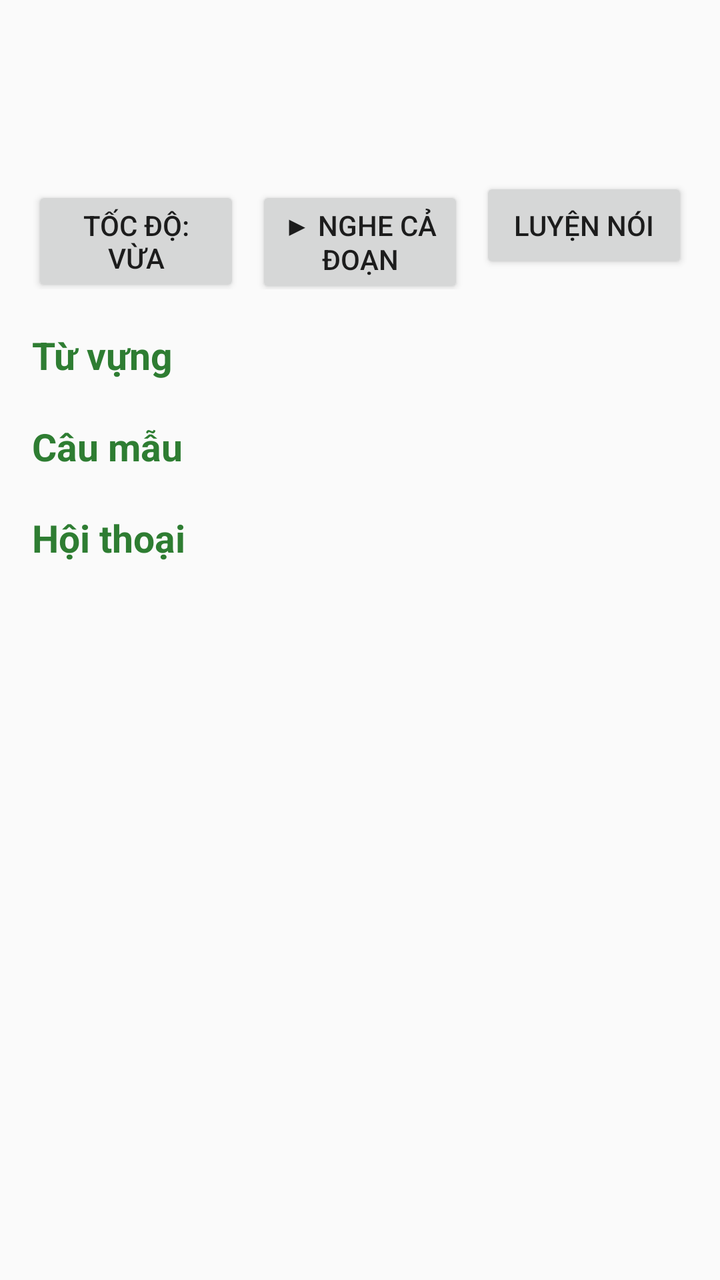
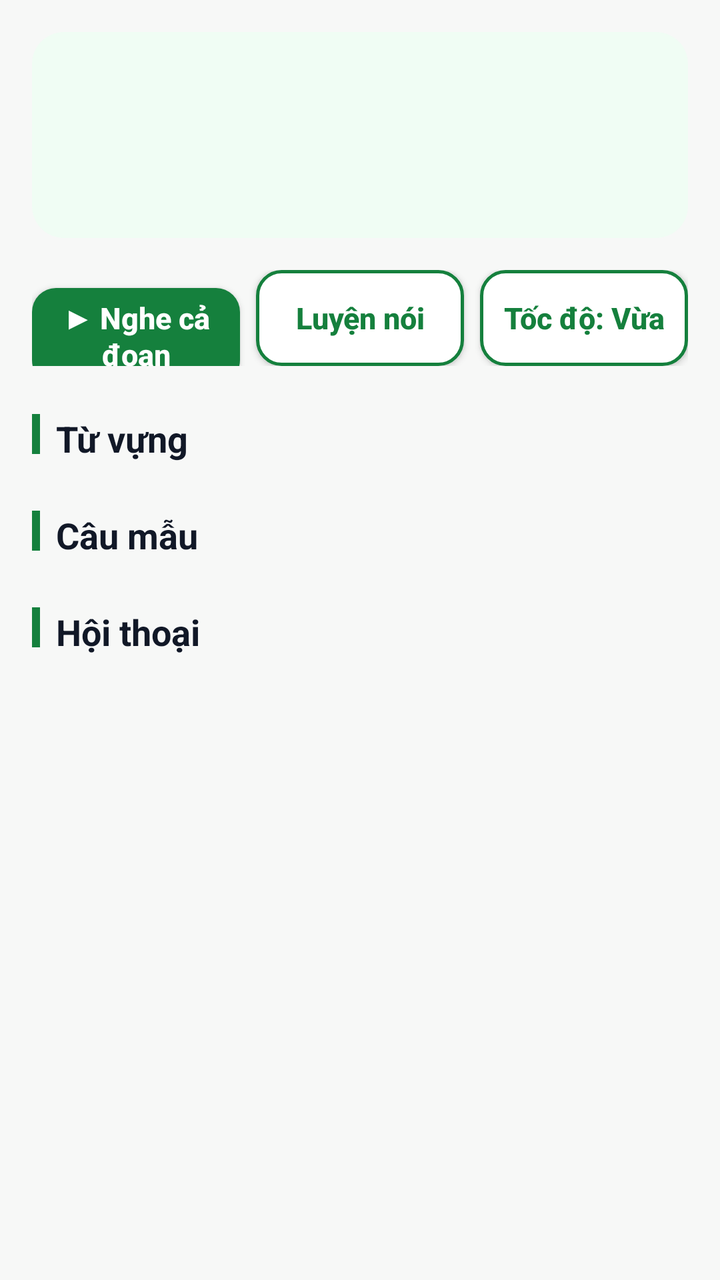

Compare the two renders of this Android layout. The source of the first and the diff that turns it into the second are given below.
<!-- AndroidManifest.xml: application theme Theme.HocTiengTrung -->
<!-- res/layout/activity_lesson.xml -->
<?xml version="1.0" encoding="utf-8"?>
<ScrollView xmlns:android="http://schemas.android.com/apk/res/android"
    android:layout_width="match_parent"
    android:layout_height="match_parent">

    <LinearLayout
        android:layout_width="match_parent"
        android:layout_height="wrap_content"
        android:orientation="vertical"
        android:padding="16dp">

        <TextView
            android:id="@+id/lesson_title"
            android:layout_width="match_parent"
            android:layout_height="wrap_content"
            android:textSize="26sp"
            android:textStyle="bold" />

        <TextView
            android:id="@+id/lesson_title_vi"
            android:layout_width="match_parent"
            android:layout_height="wrap_content"
            android:layout_marginTop="4dp"
            android:textColor="#666666"
            android:textSize="16sp" />

        <LinearLayout
            android:layout_width="match_parent"
            android:layout_height="wrap_content"
            android:layout_marginTop="12dp"
            android:orientation="horizontal">

            <Button
                android:id="@+id/btn_speed"
                android:layout_width="0dp"
                android:layout_height="wrap_content"
                android:layout_weight="1"
                android:text="Tốc độ: Vừa" />

            <Button
                android:id="@+id/btn_play_all"
                android:layout_width="0dp"
                android:layout_height="wrap_content"
                android:layout_marginStart="8dp"
                android:layout_weight="1"
                android:text="▶ Nghe cả đoạn" />

            <Button
                android:id="@+id/btn_practice"
                android:layout_width="0dp"
                android:layout_height="wrap_content"
                android:layout_marginStart="8dp"
                android:layout_weight="1"
                android:text="Luyện nói" />
        </LinearLayout>

        <TextView
            android:layout_width="match_parent"
            android:layout_height="wrap_content"
            android:layout_marginTop="20dp"
            android:text="Từ vựng"
            android:textColor="@color/green"
            android:textSize="19sp"
            android:textStyle="bold" />

        <LinearLayout
            android:id="@+id/vocab_container"
            android:layout_width="match_parent"
            android:layout_height="wrap_content"
            android:orientation="vertical" />

        <TextView
            android:layout_width="match_parent"
            android:layout_height="wrap_content"
            android:layout_marginTop="20dp"
            android:text="Câu mẫu"
            android:textColor="@color/green"
            android:textSize="19sp"
            android:textStyle="bold" />

        <LinearLayout
            android:id="@+id/sentence_container"
            android:layout_width="match_parent"
            android:layout_height="wrap_content"
            android:orientation="vertical" />

        <TextView
            android:layout_width="match_parent"
            android:layout_height="wrap_content"
            android:layout_marginTop="20dp"
            android:text="Hội thoại"
            android:textColor="@color/green"
            android:textSize="19sp"
            android:textStyle="bold" />

        <LinearLayout
            android:id="@+id/dialogue_container"
            android:layout_width="match_parent"
            android:layout_height="wrap_content"
            android:orientation="vertical" />
    </LinearLayout>
</ScrollView>
<!-- resources referenced by this layout -->
<resources>
  <color name="green">#2E7D32</color>
  <style name="Theme.HocTiengTrung" parent="android:Theme.Material.Light.DarkActionBar">
          <item name="android:colorPrimary">@color/green</item>
          <item name="android:colorPrimaryDark">#1B5E20</item>
          <item name="android:colorAccent">@color/green</item>
      </style>
</resources>

<!-- the commit's change to res/layout/activity_lesson.xml (unified diff, before → after) -->
@@ -1,7 +1,8 @@
 <?xml version="1.0" encoding="utf-8"?>
 <ScrollView xmlns:android="http://schemas.android.com/apk/res/android"
     android:layout_width="match_parent"
-    android:layout_height="match_parent">
+    android:layout_height="match_parent"
+    android:background="@color/app_bg">
 
     <LinearLayout
         android:layout_width="match_parent"
@@ -9,59 +10,98 @@
         android:orientation="vertical"
         android:padding="16dp">
 
-        <TextView
-            android:id="@+id/lesson_title"
-            android:layout_width="match_parent"
-            android:layout_height="wrap_content"
-            android:textSize="26sp"
-            android:textStyle="bold" />
-
-        <TextView
-            android:id="@+id/lesson_title_vi"
-            android:layout_width="match_parent"
-            android:layout_height="wrap_content"
-            android:layout_marginTop="4dp"
-            android:textColor="#666666"
-            android:textSize="16sp" />
-
+        
         <LinearLayout
             android:layout_width="match_parent"
             android:layout_height="wrap_content"
-            android:layout_marginTop="12dp"
+            android:background="@drawable/bg_card_green"
+            android:orientation="vertical"
+            android:padding="20dp">
+
+            <TextView
+                android:id="@+id/lesson_title"
+                android:layout_width="match_parent"
+                android:layout_height="wrap_content"
+                android:textColor="@color/green_dark"
+                android:textSize="28sp"
+                android:textStyle="bold" />
+
+            <TextView
+                android:id="@+id/lesson_title_vi"
+                android:layout_width="match_parent"
+                android:layout_height="wrap_content"
+                android:layout_marginTop="4dp"
+                android:textColor="@color/text_secondary"
+                android:textSize="16sp" />
+        </LinearLayout>
+
+        
+        <LinearLayout
+            android:layout_width="match_parent"
+            android:layout_height="wrap_content"
+            android:layout_marginTop="16dp"
             android:orientation="horizontal">
+
+            <Button
+                android:id="@+id/btn_play_all"
+                android:layout_width="0dp"
+                android:layout_height="48dp"
+                android:layout_weight="1"
+                android:background="@drawable/bg_btn_primary"
+                android:text="▶ Nghe cả đoạn"
+                android:textAllCaps="false"
+                android:textColor="#FFFFFF"
+                android:textSize="15sp"
+                android:textStyle="bold" />
+
+            <Button
+                android:id="@+id/btn_practice"
+                android:layout_width="0dp"
+                android:layout_height="48dp"
+                android:layout_marginStart="8dp"
+                android:layout_weight="1"
+                android:background="@drawable/bg_btn_outline"
+                android:text="Luyện nói"
+                android:textAllCaps="false"
+                android:textColor="@color/green"
+                android:textSize="15sp"
+                android:textStyle="bold" />
 
             <Button
                 android:id="@+id/btn_speed"
                 android:layout_width="0dp"
-                android:layout_height="wrap_content"
+                android:layout_height="48dp"
+                android:layout_marginStart="8dp"
                 android:layout_weight="1"
-                android:text="Tốc độ: Vừa" />
+                android:background="@drawable/bg_btn_outline"
+                android:text="Tốc độ: Vừa"
+                android:textAllCaps="false"
+                android:textColor="@color/green"
+                android:textSize="15sp"
+                android:textStyle="bold" />
+        </LinearLayout>
 
-            <Button
-                android:id="@+id/btn_play_all"
-                android:layout_width="0dp"
+        
+        <LinearLayout
+            android:layout_width="match_parent"
+            android:layout_height="wrap_content"
+            android:layout_marginTop="24dp"
+            android:orientation="horizontal">
+
+            <View
+                android:layout_width="4dp"
+                android:layout_height="20dp"
+                android:background="@color/green" />
+
+            <TextView
+                android:layout_width="wrap_content"
                 android:layout_height="wrap_content"
                 android:layout_marginStart="8dp"
-                android:layout_weight="1"
-                android:text="▶ Nghe cả đoạn" />
-
-            <Button
-                android:id="@+id/btn_practice"
-                android:layout_width="0dp"
-                android:layout_height="wrap_content"
-                android:layout_marginStart="8dp"
-                android:layout_weight="1"
-                android:text="Luyện nói" />
+                android:text="Từ vựng"
+                android:textColor="@color/text_primary"
+                android:textSize="18sp"
+                android:textStyle="bold" />
         </LinearLayout>
-
-        <TextView
-            android:layout_width="match_parent"
-            android:layout_height="wrap_content"
-            android:layout_marginTop="20dp"
-            android:text="Từ vựng"
-            android:textColor="@color/green"
-            android:textSize="19sp"
-            android:textStyle="bold" />
 
         <LinearLayout
             android:id="@+id/vocab_container"
@@ -69,14 +109,27 @@
             android:layout_height="wrap_content"
             android:orientation="vertical" />
 
-        <TextView
+        
+        <LinearLayout
             android:layout_width="match_parent"
             android:layout_height="wrap_content"
-            android:layout_marginTop="20dp"
-            android:text="Câu mẫu"
-            android:textColor="@color/green"
-            android:textSize="19sp"
-            android:textStyle="bold" />
+            android:layout_marginTop="24dp"
+            android:orientation="horizontal">
+
+            <View
+                android:layout_width="4dp"
+                android:layout_height="20dp"
+                android:background="@color/green" />
+
+            <TextView
+                android:layout_width="wrap_content"
+                android:layout_height="wrap_content"
+                android:layout_marginStart="8dp"
+                android:text="Câu mẫu"
+                android:textColor="@color/text_primary"
+                android:textSize="18sp"
+                android:textStyle="bold" />
+        </LinearLayout>
 
         <LinearLayout
             android:id="@+id/sentence_container"
@@ -84,19 +137,33 @@
             android:layout_height="wrap_content"
             android:orientation="vertical" />
 
-        <TextView
+        
+        <LinearLayout
             android:layout_width="match_parent"
             android:layout_height="wrap_content"
-            android:layout_marginTop="20dp"
-            android:text="Hội thoại"
-            android:textColor="@color/green"
-            android:textSize="19sp"
-            android:textStyle="bold" />
+            android:layout_marginTop="24dp"
+            android:orientation="horizontal">
+
+            <View
+                android:layout_width="4dp"
+                android:layout_height="20dp"
+                android:background="@color/green" />
+
+            <TextView
+                android:layout_width="wrap_content"
+                android:layout_height="wrap_content"
+                android:layout_marginStart="8dp"
+                android:text="Hội thoại"
+                android:textColor="@color/text_primary"
+                android:textSize="18sp"
+                android:textStyle="bold" />
+        </LinearLayout>
 
         <LinearLayout
             android:id="@+id/dialogue_container"
             android:layout_width="match_parent"
             android:layout_height="wrap_content"
-            android:orientation="vertical" />
+            android:orientation="vertical"
+            android:paddingBottom="16dp" />
     </LinearLayout>
 </ScrollView>
<!-- resource entries referenced after the edit -->
@@ -1,10 +1,72 @@
 <!-- resources referenced by this layout -->
 <resources>
-  <color name="green">#2E7D32</color>
+  <color name="app_bg">#F7F8F7</color>
+  <color name="green">#15803D</color>
+  <color name="green_dark">#166534</color>
+  <color name="text_primary">#111827</color>
+  <color name="text_secondary">#6B7280</color>
+  <!-- drawable bg_btn_outline (drawable) -->
+  <?xml version="1.0" encoding="utf-8"?>
+  <selector xmlns:android="http://schemas.android.com/apk/res/android">
+      <item android:state_pressed="true">
+          <shape android:shape="rectangle">
+              <solid android:color="@color/green_bg" />
+              <stroke
+                  android:width="1.5dp"
+                  android:color="@color/green_dark" />
+              <corners android:radius="12dp" />
+          </shape>
+      </item>
+      <item>
+          <shape android:shape="rectangle">
+              <solid android:color="@color/card" />
+              <stroke
+                  android:width="1.5dp"
+                  android:color="@color/green" />
+              <corners android:radius="12dp" />
+          </shape>
+      </item>
+  </selector>
+  <!-- drawable bg_btn_primary (drawable) -->
+  <?xml version="1.0" encoding="utf-8"?>
+  <selector xmlns:android="http://schemas.android.com/apk/res/android">
+      <item android:state_pressed="true">
+          <shape android:shape="rectangle">
+              <solid android:color="@color/green_dark" />
+              <corners android:radius="12dp" />
+          </shape>
+      </item>
+      <item>
+          <shape android:shape="rectangle">
+              <solid android:color="@color/green" />
+              <corners android:radius="12dp" />
+          </shape>
+      </item>
+  </selector>
+  <!-- drawable bg_card_green (drawable) -->
+  <?xml version="1.0" encoding="utf-8"?>
+  <shape xmlns:android="http://schemas.android.com/apk/res/android"
+      android:shape="rectangle">
+      <solid android:color="@color/green_bg" />
+      <corners android:radius="16dp" />
+  </shape>
   <style name="Theme.HocTiengTrung" parent="android:Theme.Material.Light.DarkActionBar">
           <item name="android:colorPrimary">@color/green</item>
-          <item name="android:colorPrimaryDark">#1B5E20</item>
+          <item name="android:colorPrimaryDark">@color/green_dark</item>
           <item name="android:colorAccent">@color/green</item>
+          <item name="android:windowBackground">@color/app_bg</item>
+          <item name="android:actionBarStyle">@style/ActionBar.HocTiengTrung</item>
+          <item name="android:statusBarColor">@color/green_dark</item>
+      </style>
+  <color name="green_bg">#F0FDF4</color>
+  <color name="card">#FFFFFF</color>
+  <style name="ActionBar.HocTiengTrung" parent="android:Widget.Material.ActionBar.Solid">
+          <item name="android:background">@color/green</item>
+          <item name="android:titleTextStyle">@style/ActionBarTitle.HocTiengTrung</item>
+      </style>
+  <style name="ActionBarTitle.HocTiengTrung" parent="android:TextAppearance.Material.Widget.ActionBar.Title">
+          <item name="android:textColor">#FFFFFF</item>
+          <item name="android:textSize">19sp</item>
       </style>
 </resources>
 
